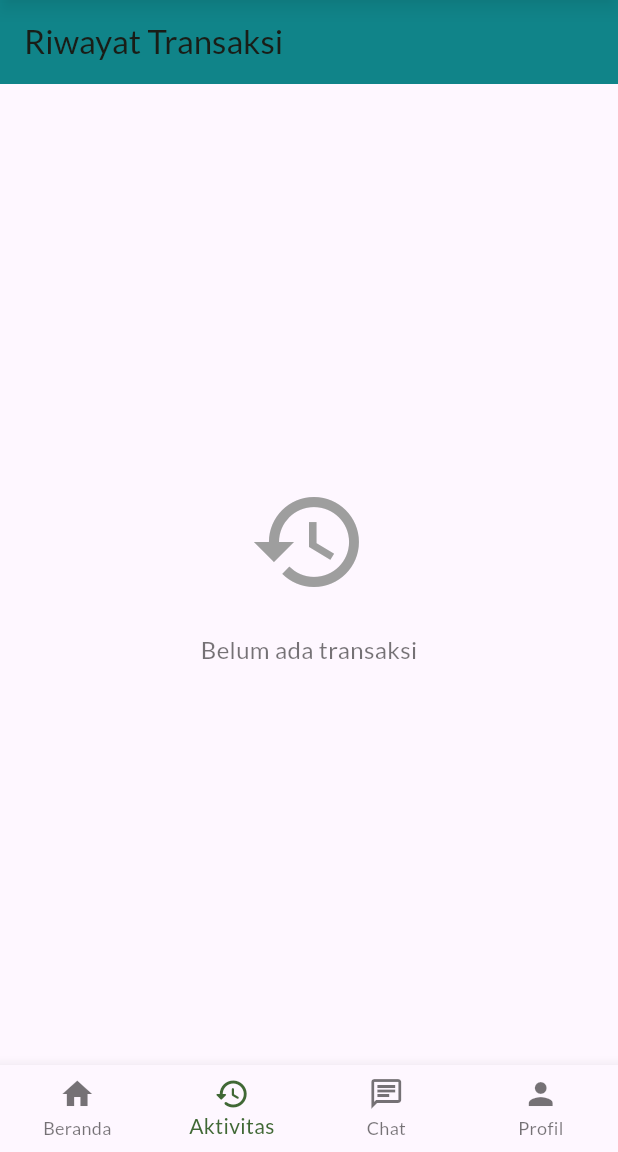
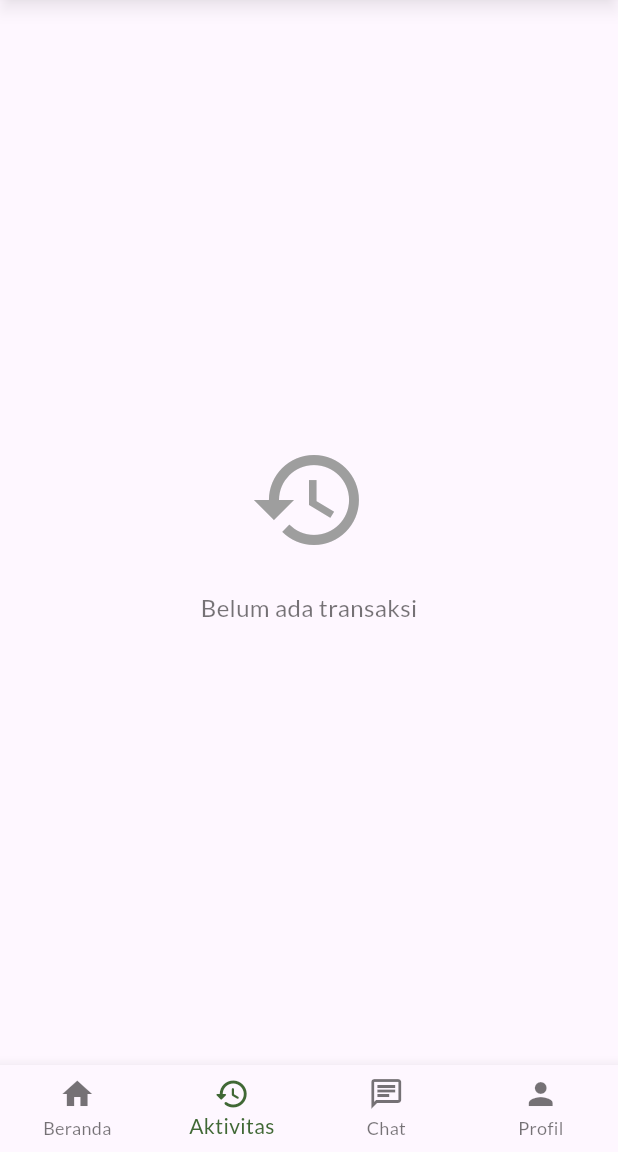
Before and after one commit to DanielKA014/AnterIn, a Flutter app: the HistoryScreen screen opened by its route, on a phone screen of 412 x 824 dp, the part 84-1236 px from its top. Run offline on Flutter 3.47's test engine with Material 3 defaults, Android fonts, the phone set to English and light mode, and no system bars; our stand-ins replace carousel_slider, go_router, google_fonts, permission_handler, shared_preferences, video_player; accounts and stored records are empty.

Commit message:
sambungin history screen

```diff
--- a/anterin/lib/screens/history_screen.dart
+++ b/anterin/lib/screens/history_screen.dart
@@ -6,10 +6,6 @@ class HistoryScreen extends StatelessWidget {
   @override
   Widget build(BuildContext context) {
     return Scaffold(
-      appBar: AppBar(
-        backgroundColor: const Color(0xff108489),
-        title: const Text("Riwayat Transaksi"),
-      ),
       body: Center(
         child: Column(
           mainAxisAlignment: MainAxisAlignment.center,
```
